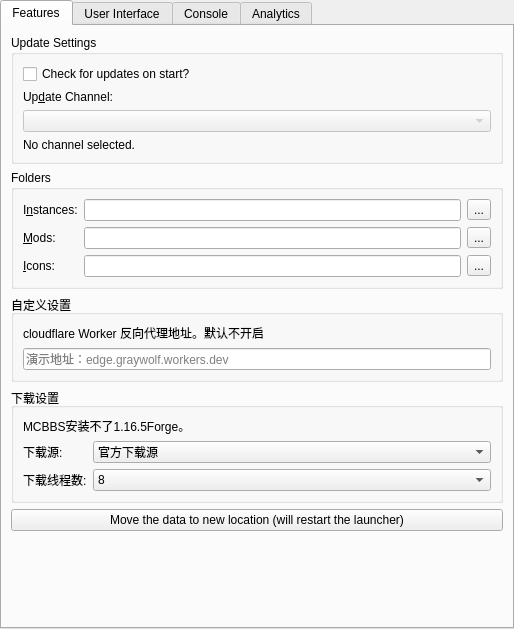
Above: launcher/ui/pages/global/LauncherPage.ui from graytoowolf/Launcher-Cracked before the change. Below: the same form after it.
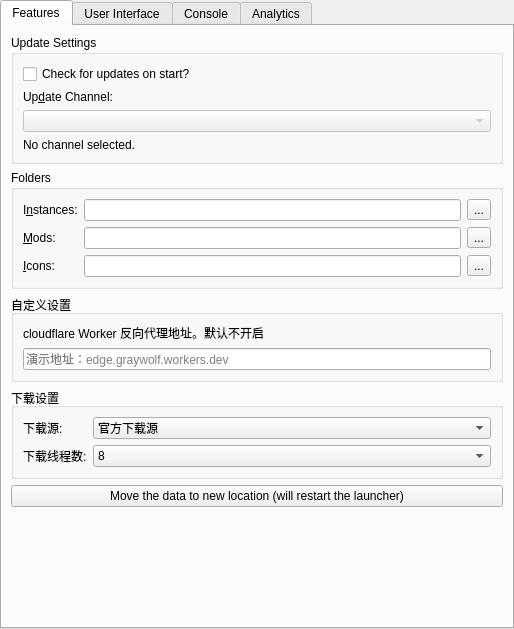
That is the form after the change.

Diff of the .ui file:
```diff
--- a/launcher/ui/pages/global/LauncherPage.ui
+++ b/launcher/ui/pages/global/LauncherPage.ui
@@ -189,14 +189,7 @@
           <string>下载设置</string>
          </property>
          <layout class="QGridLayout" name="gridLayout_4">
-          <item row="3" column="0">
-           <widget class="QLabel" name="labelthread">
-            <property name="text">
-             <string>下载线程数:</string>
-            </property>
-           </widget>
-          </item>
-          <item row="2" column="1">
+          <item row="1" column="1">
            <widget class="QComboBox" name="downloadcomboBox">
             <property name="sizePolicy">
              <sizepolicy hsizetype="Expanding" vsizetype="Fixed">
@@ -216,14 +209,21 @@
             </item>
            </widget>
           </item>
-          <item row="2" column="0">
+          <item row="1" column="0">
            <widget class="QLabel" name="labeldownload">
             <property name="text">
              <string>下载源:</string>
             </property>
            </widget>
           </item>
-          <item row="3" column="1">
+          <item row="2" column="0">
+           <widget class="QLabel" name="labelthread">
+            <property name="text">
+             <string>下载线程数:</string>
+            </property>
+           </widget>
+          </item>
+          <item row="2" column="1">
            <widget class="QComboBox" name="threadcomboBox">
             <property name="sizePolicy">
              <sizepolicy hsizetype="Expanding" vsizetype="Fixed">
@@ -261,13 +261,6 @@
             </item>
            </widget>
           </item>
-          <item row="1" column="0" colspan="2">
-           <widget class="QLabel" name="label">
-            <property name="text">
-             <string>MCBBS安装不了1.16.5Forge。</string>
-            </property>
-           </widget>
-          </item>
          </layout>
         </widget>
        </item>
```
